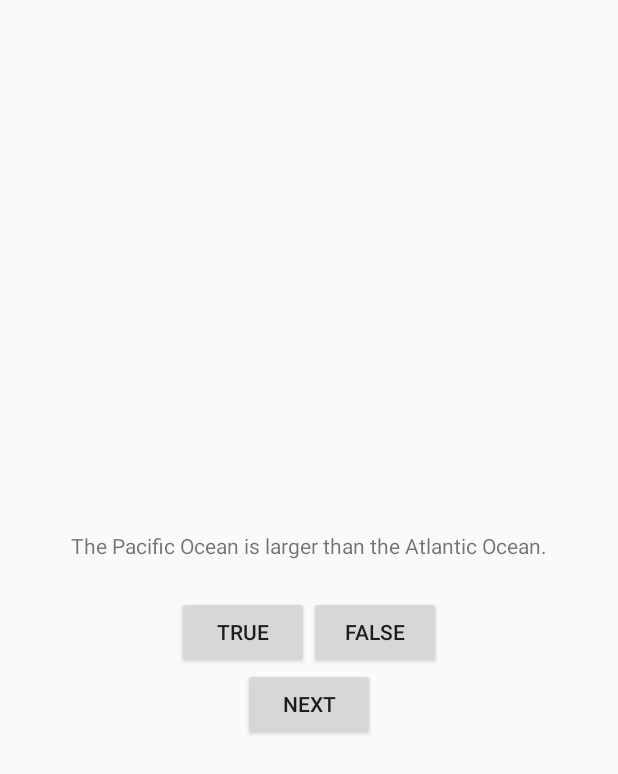
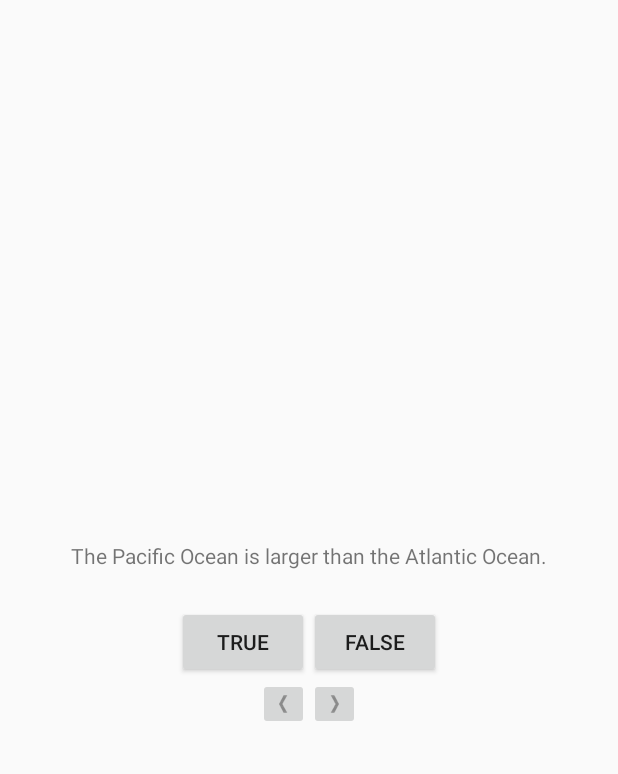
Before and after one commit to rmmacala/GeoQuiz, an Android app: the screen it shows after launch (QuizActivity), on a phone screen of 412 x 824 dp. Shown: the top 774 px of the screen. Run offline under Robolectric (Android 15) with nearby library versions, the phone set to English and light mode, and no system bars.

Commit message:
challenges from chapter 2

```diff
--- a/app/src/main/java/com/bignerdranch/rmaca/geoquiz/QuizActivity.java
+++ b/app/src/main/java/com/bignerdranch/rmaca/geoquiz/QuizActivity.java
@@ -1,18 +1,20 @@
 package com.bignerdranch.rmaca.geoquiz;
 
 import android.app.Activity;
+import android.media.Image;
 import android.os.Bundle;
 import android.view.View;
 import android.widget.Button;
+import android.widget.ImageButton;
 import android.widget.TextView;
 import android.widget.Toast;
-import org.w3c.dom.Text;
 
 public class QuizActivity extends Activity {
 
     private Button mTrueButton;
     private Button mFalseButton;
-    private Button mNextButton;
+    private ImageButton mNextButton;
+    private ImageButton mPrevButton;
     private TextView mQuestionTextView;
     //Creating this here to keep things simple for now
     private TrueFalse[] mQuestionBank = new TrueFalse[] {
@@ -31,6 +33,12 @@ public class QuizActivity extends Activity {
         setContentView(R.layout.activity_quiz);
 
         mQuestionTextView = findViewById(R.id.question_text_view);
+        mQuestionTextView.setOnClickListener(new View.OnClickListener() {
+            @Override
+            public void onClick(View v) {
+                nextQuestion();
+            }
+        });
 
         mTrueButton = findViewById(R.id.true_button);
         mTrueButton.setOnClickListener(new View.OnClickListener() {
@@ -52,8 +60,15 @@ public class QuizActivity extends Activity {
         mNextButton.setOnClickListener(new View.OnClickListener() {
             @Override
             public void onClick(View v) {
-                mCurrentIndex = (mCurrentIndex + 1) % mQuestionBank.length;
-                updateQuestion();
+                nextQuestion();
+            }
+        });
+
+        mPrevButton = findViewById(R.id.previous_button);
+        mPrevButton.setOnClickListener(new View.OnClickListener() {
+            @Override
+            public void onClick(View v) {
+                prevQuestion();
             }
         });
 
@@ -61,9 +76,21 @@ public class QuizActivity extends Activity {
 
     }
 
+    private void prevQuestion() {
+        if (mCurrentIndex > 0) {
+            mCurrentIndex = (mCurrentIndex - 1) % mQuestionBank.length;
+            updateQuestion();
+        }
+    }
+
     private void updateQuestion() {
         int question = mQuestionBank[mCurrentIndex].getQuestion();
         mQuestionTextView.setText(question);
+    }
+
+    private void nextQuestion() {
+        mCurrentIndex = (mCurrentIndex + 1) % mQuestionBank.length;
+        updateQuestion();
     }
 
     private void checkAnswer(boolean userPressedTrue) {
--- a/app/src/main/res/layout/activity_quiz.xml
+++ b/app/src/main/res/layout/activity_quiz.xml
@@ -1,13 +1,11 @@
 <LinearLayout
         xmlns:android="http://schemas.android.com/apk/res/android"
         xmlns:tools="http://schemas.android.com/tools"
-        xmlns:app="http://schemas.android.com/apk/res-auto"
         android:layout_width="match_parent"
         android:layout_height="match_parent"
         tools:context=".QuizActivity"
         android:gravity="center"
         android:orientation="vertical">
-
 
     <TextView
             android:id="@+id/question_text_view"
@@ -31,11 +29,22 @@
                     android:text="@string/false_button" />
 
     </LinearLayout>
-
-    <Button
-            android:id="@+id/next_button"
+    <LinearLayout
             android:layout_width="wrap_content"
             android:layout_height="wrap_content"
-            android:text="@string/next_button"/>
+            android:orientation="horizontal">
+        <ImageButton
+                android:id="@+id/previous_button"
+                android:contentDescription="@string/previous_button"
+                android:layout_width="wrap_content"
+                android:layout_height="wrap_content"
+                android:src="@drawable/arrow_left" />
+        <ImageButton
+                android:id="@+id/next_button"
+                android:contentDescription="@string/next_button"
+                android:layout_width="wrap_content"
+                android:layout_height="wrap_content"
+                android:src="@drawable/arrow_right" />
 
+    </LinearLayout>
 </LinearLayout>
--- a/app/src/main/res/values/strings.xml
+++ b/app/src/main/res/values/strings.xml
@@ -3,6 +3,7 @@
     <string name="true_button">True</string>
     <string name="false_button">False</string>
     <string name="next_button">Next</string>
+    <string name="previous_button">Prev</string>
     <string name="correct_toast">Correct!</string>
     <string name="incorrect_toast">Incorrect!</string>
     <string name="question_oceans">The Pacific Ocean is larger than the Atlantic Ocean.</string>
```
Also changed, not shown: app/src/main/res/drawable-hdpi/arrow_left.png (added), app/src/main/res/drawable-hdpi/arrow_right.png (added), app/src/main/res/drawable-mdpi/arrow_left.png (added), app/src/main/res/drawable-mdpi/arrow_right.png (added), app/src/main/res/drawable-v24/arrow_left.png (added), app/src/main/res/drawable-v24/arrow_right.png (added), app/src/main/res/drawable-xhdpi/arrow_left.png (added), app/src/main/res/drawable-xhdpi/arrow_right.png (added), app/src/main/res/drawable-xxhdpi/arrow_left.png (added), app/src/main/res/drawable-xxhdpi/arrow_right.png (added), app/src/main/res/drawable/arrow_left.png (added), app/src/main/res/drawable/arrow_right.png (added).
